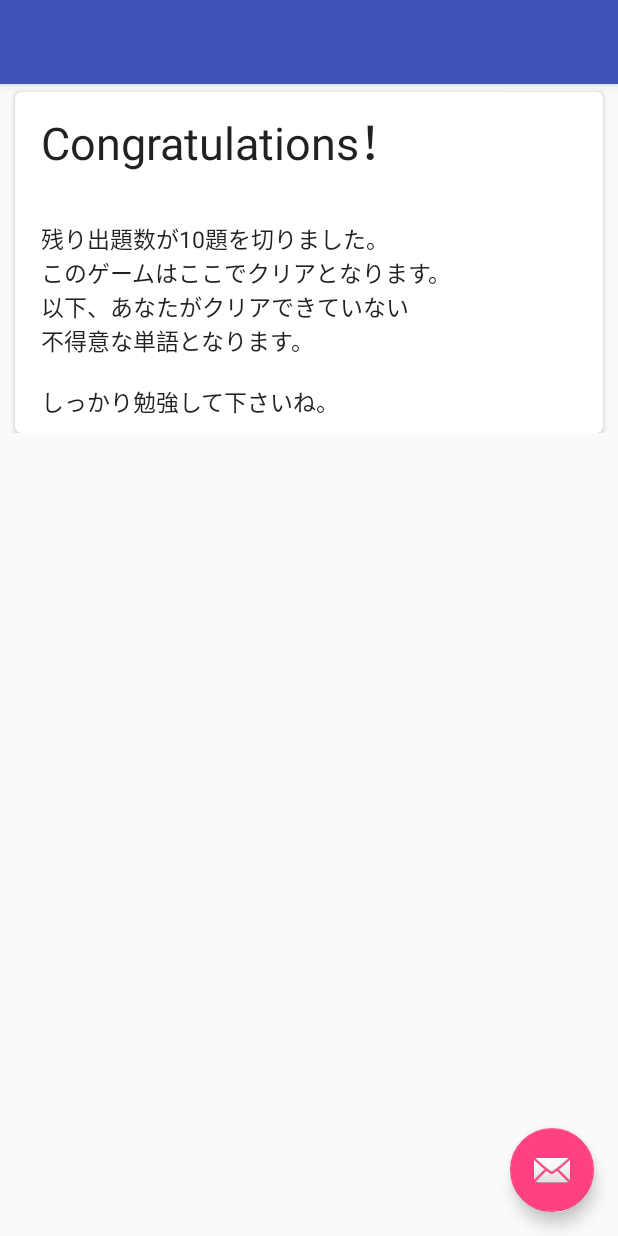
After one commit to OrenBigMuff/Marumaru, an Android app: the Clear screen opened directly, with no data from a screen before it, on a phone screen of 412 x 824 dp. The commit adds this screen. Run offline under Robolectric (Android 15) with nearby library versions, the phone set to English and light mode, and no system bars; 1 statement that could not run was skipped.

Commit message:
20160128作業分コミット

```diff
--- a/app/build.gradle
+++ b/app/build.gradle
@@ -23,4 +23,7 @@ dependencies {
     compile fileTree(dir: 'libs', include: ['*.jar'])
     testCompile 'junit:junit:4.12'
     compile 'com.android.support:appcompat-v7:23.1.1'
+    compile 'com.android.support:design:23.1.1'
+    compile'com.android.support:cardview-v7:+'
+
 }
--- a/app/src/main/AndroidManifest.xml
+++ b/app/src/main/AndroidManifest.xml
@@ -15,6 +15,8 @@
                 <category android:name="android.intent.category.LAUNCHER"/>
             </intent-filter>
         </activity>
+        <activity android:name=".Clear">
+        </activity>
     </application>
 
 </manifest>
--- /dev/null
+++ b/app/src/main/java/com/bizan/mobile10/marumaru/Clear.java
@@ -0,0 +1,49 @@
+package com.bizan.mobile10.marumaru;
+
+import android.support.design.widget.Snackbar;
+import android.support.v7.app.AppCompatActivity;
+import android.os.Bundle;
+import android.support.v7.widget.CardView;
+import android.view.LayoutInflater;
+import android.view.View;
+import android.widget.LinearLayout;
+import android.widget.TextView;
+import android.widget.Toast;
+
+public class Clear extends AppCompatActivity {
+
+    private int zanmon;         //DBから取得した残問題数をセットします。（今井）
+
+    @Override
+    protected void onCreate(Bundle savedInstanceState) {
+        super.onCreate(savedInstanceState);
+        setContentView(R.layout.activity_clear);
+
+        //とりあえず残問数9問で作ってみるね（本番はここでDBから残問を取得してね。）
+        zanmon = 9;
+
+        LinearLayout cardLinear = (LinearLayout) this.findViewById(R.id.cardLinear);
+        cardLinear.removeAllViews();
+
+        LayoutInflater inflater = (LayoutInflater) getSystemService(LAYOUT_INFLATER_SERVICE);
+        LinearLayout linearLayout = (LinearLayout) inflater.inflate(R.layout.card_clear, null);
+        CardView cardView = (CardView) linearLayout.findViewById(R.id.cardView);
+
+        for (int i = 0; i < zanmon; i++) {
+            LayoutInflater inflater2 = (LayoutInflater) getSystemService(LAYOUT_INFLATER_SERVICE);
+            LinearLayout linearLayout2 = (LinearLayout) inflater.inflate(R.layout.card_clear, null);
+            CardView cardView2 = (CardView) linearLayout.findViewById(R.id.cardView);
+//            TextView textBox = (TextView) linearLayout.findViewById(R.id.textBox);
+//            textBox.setText("CardView" + i);
+            cardView.setTag(i);
+            cardView.setOnClickListener(new View.OnClickListener() {
+                @Override
+                public void onClick(View view) {
+                    Snackbar.make(view, "Don't touch me!!", Snackbar.LENGTH_LONG)
+                            .setAction("Action", null).show();
+                }
+            });
+            cardLinear.addView(linearLayout, i);
+        }
+    }
+}
--- a/app/src/main/java/com/bizan/mobile10/marumaru/MainActivity.java
+++ b/app/src/main/java/com/bizan/mobile10/marumaru/MainActivity.java
@@ -1,7 +1,11 @@
 package com.bizan.mobile10.marumaru;
 
+import android.view.View.OnClickListener;
+import android.content.Intent;
 import android.support.v7.app.AppCompatActivity;
 import android.os.Bundle;
+import android.view.View;
+import android.widget.Button;
 
 public class MainActivity extends AppCompatActivity {
 
@@ -9,5 +13,16 @@ public class MainActivity extends AppCompatActivity {
     protected void onCreate(Bundle savedInstanceState) {
         super.onCreate(savedInstanceState);
         setContentView(R.layout.activity_main);
+
+        Button btn = (Button) findViewById(R.id.btnTest);
+        btn.setOnClickListener(new OnClickListener() {
+            @Override
+            public void onClick(View v) {
+                // Intentの生成
+                Intent intent = new Intent(MainActivity.this, Clear.class);
+                // 次のアクティビィ起動
+                startActivity(intent);
+            }
+        });
     }
 }
--- /dev/null
+++ b/app/src/main/res/layout/activity_clear.xml
@@ -0,0 +1,35 @@
+<?xml version="1.0" encoding="utf-8"?>
+<android.support.design.widget.CoordinatorLayout
+    xmlns:android="http://schemas.android.com/apk/res/android"
+    xmlns:app="http://schemas.android.com/apk/res-auto"
+    xmlns:tools="http://schemas.android.com/tools"
+    android:layout_width="match_parent"
+    android:layout_height="match_parent"
+    android:fitsSystemWindows="true"
+    tools:context="com.bizan.mobile10.marumaru.Clear">
+
+    <android.support.design.widget.AppBarLayout
+        android:layout_width="match_parent"
+        android:layout_height="wrap_content"
+        android:theme="@style/AppTheme.AppBarOverlay">
+
+        <android.support.v7.widget.Toolbar
+            android:id="@+id/toolbar"
+            android:layout_width="match_parent"
+            android:layout_height="?attr/actionBarSize"
+            android:background="?attr/colorPrimary"
+            app:popupTheme="@style/AppTheme.PopupOverlay"/>
+
+    </android.support.design.widget.AppBarLayout>
+
+    <include layout="@layout/clear_layout"/>
+
+    <android.support.design.widget.FloatingActionButton
+        android:id="@+id/fab"
+        android:layout_width="wrap_content"
+        android:layout_height="wrap_content"
+        android:layout_gravity="bottom|end"
+        android:layout_margin="@dimen/fab_margin"
+        android:src="@android:drawable/ic_dialog_email"/>
+
+</android.support.design.widget.CoordinatorLayout>
--- a/app/src/main/res/layout/activity_main.xml
+++ b/app/src/main/res/layout/activity_main.xml
@@ -1,5 +1,5 @@
 <?xml version="1.0" encoding="utf-8"?>
-<RelativeLayout
+<LinearLayout
     xmlns:android="http://schemas.android.com/apk/res/android"
     xmlns:tools="http://schemas.android.com/tools"
     android:layout_width="match_parent"
@@ -10,8 +10,9 @@
     android:paddingTop="@dimen/activity_vertical_margin"
     tools:context="com.bizan.mobile10.marumaru.MainActivity">
 
-    <TextView
+    <Button
         android:layout_width="wrap_content"
         android:layout_height="wrap_content"
-        android:text="Hello World!"/>
-</RelativeLayout>
+        android:text="test Btn"
+        android:id="@+id/btnTest"/>
+</LinearLayout>
--- /dev/null
+++ b/app/src/main/res/layout/card_clear.xml
@@ -0,0 +1,58 @@
+<?xml version="1.0" encoding="utf-8"?>
+<LinearLayout xmlns:android="http://schemas.android.com/apk/res/android"
+              android:layout_width="match_parent" android:layout_height="match_parent"
+              android:orientation="vertical"
+              android:weightSum="1">
+
+    <android.support.v7.widget.CardView
+        android:id="@+id/cardView"
+        xmlns:android="http://schemas.android.com/apk/res/android"
+        xmlns:card_view="http://schemas.android.com/apk/res-auto"
+        android:layout_width="match_parent"
+        android:layout_height="wrap_content"
+        android:layout_marginLeft="10dp"
+        android:layout_marginRight="10dp"
+        android:layout_marginTop="5dp"
+        android:foreground="?android:attr/selectableItemBackground"
+        card_view:cardCornerRadius="4dp"
+        >
+
+        <!-- カードに載せる情報 -->
+
+        <RelativeLayout
+            android:id="@+id/cardRelative"
+            android:layout_width="match_parent"
+            android:layout_height="match_parent"
+            android:layout_gravity="center_horizontal"
+            >
+
+            <TextView
+                android:id="@+id/textBox"
+                android:layout_width="wrap_content"
+                android:layout_height="wrap_content"
+
+                android:layout_marginLeft="17dp"
+                android:layout_marginStart="17dp"
+                android:text="@string/clear_title"
+                android:textAppearance="?android:attr/textAppearanceLarge"
+                android:textSize="30dp" android:layout_marginTop="10dp"
+                />
+
+            <TextView
+                android:id="@+id/textBox2"
+                android:layout_width="wrap_content"
+                android:layout_height="wrap_content"
+
+                android:layout_below="@+id/textBox"
+                android:layout_marginLeft="17dp"
+                android:layout_marginStart="17dp"
+                android:text="@string/clear_text"
+                android:textAppearance="?android:attr/textAppearanceLarge"
+                android:textSize="15dp" android:layout_marginTop="10dp"
+                android:layout_marginBottom="10dp"/>
+
+
+
+        </RelativeLayout>
+    </android.support.v7.widget.CardView>
+</LinearLayout>
--- /dev/null
+++ b/app/src/main/res/layout/clear_layout.xml
@@ -0,0 +1,30 @@
+<?xml version="1.0" encoding="utf-8"?>
+<LinearLayout
+    xmlns:android="http://schemas.android.com/apk/res/android"
+    xmlns:app="http://schemas.android.com/apk/res-auto"
+    xmlns:tools="http://schemas.android.com/tools"
+    android:layout_width="match_parent"
+    android:layout_height="match_parent"
+    android:orientation="vertical"
+    app:layout_behavior="@string/appbar_scrolling_view_behavior"
+    tools:context="com.bizan.mobile10.marumaru.Clear"
+    tools:showIn="@layout/activity_main">
+
+    <ScrollView
+        android:layout_width="match_parent"
+        android:layout_height="match_parent"
+        android:id="@+id/scrollView"
+        android:fillViewport="false"
+        android:layout_alignParentLeft="true"
+        android:layout_alignParentStart="true">
+        <LinearLayout
+            android:orientation="vertical"
+            android:layout_width="match_parent"
+            android:layout_height="match_parent"
+            android:layout_centerVertical="true"
+            android:layout_centerHorizontal="true"
+            android:id="@+id/cardLinear">
+        </LinearLayout>
+    </ScrollView>
+
+</LinearLayout>
--- a/app/src/main/res/values/dimens.xml
+++ b/app/src/main/res/values/dimens.xml
@@ -2,4 +2,5 @@
     <!-- Default screen margins, per the Android Design guidelines. -->
     <dimen name="activity_horizontal_margin">16dp</dimen>
     <dimen name="activity_vertical_margin">16dp</dimen>
+    <dimen name="fab_margin">16dp</dimen>
 </resources>
--- a/app/src/main/res/values/strings.xml
+++ b/app/src/main/res/values/strings.xml
@@ -1,3 +1,5 @@
 <resources>
     <string name="app_name">3秒で解く〇〇</string>
+    <string name="clear_title">Congratulations！</string>
+    <string name="clear_text">\n残り出題数が10題を切りました。\nこのゲームはここでクリアとなります。\n以下、あなたがクリアできていない\n不得意な単語となります。\n\nしっかり勉強して下さいね。</string>
 </resources>
--- a/app/src/main/res/values/styles.xml
+++ b/app/src/main/res/values/styles.xml
@@ -1,11 +1,12 @@
 <resources>
 
     <!-- Base application theme. -->
-    <style name="AppTheme" parent="Theme.AppCompat.Light.DarkActionBar">
+    <style name="AppTheme" parent="Theme.AppCompat.Light.NoActionBar">
         <!-- Customize your theme here. -->
         <item name="colorPrimary">@color/colorPrimary</item>
         <item name="colorPrimaryDark">@color/colorPrimaryDark</item>
         <item name="colorAccent">@color/colorAccent</item>
     </style>
-
+    <style name="AppTheme.AppBarOverlay" parent="ThemeOverlay.AppCompat.Dark.ActionBar"/>
+    <style name="AppTheme.PopupOverlay" parent="ThemeOverlay.AppCompat.Light"/>
 </resources>
```
